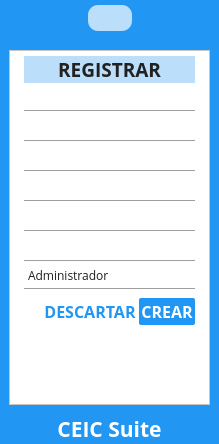
usbceic/ceic-sv, file interface/qt/ui/login.ui: the form before one commit.
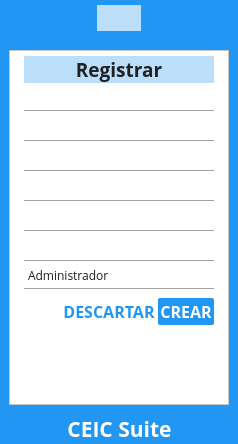
The form after the commit. The open tabs and pages were chosen to show the change. Icons and pictures are not drawn.

Commit message: Mejoras en la apariencia del login

```diff
--- a/interface/qt/ui/login.ui
+++ b/interface/qt/ui/login.ui
@@ -81,7 +81,7 @@
 #header {
     background: #BBDEFB;
     border: 1px inline transparent;
-    border-radius: 10px;
+    border-radius: 36px;
     min-width: 5em;
     min-height: 5em;
     padding: 6px;
@@ -796,7 +796,7 @@
                   <string notr="true"/>
                  </property>
                  <property name="text">
-                  <string>&lt;html&gt;&lt;head/&gt;&lt;body&gt;&lt;p&gt;&lt;span style=&quot; font-weight:600; color:#212121;&quot;&gt;REGISTRAR&lt;/span&gt;&lt;/p&gt;&lt;/body&gt;&lt;/html&gt;</string>
+                  <string>&lt;html&gt;&lt;head/&gt;&lt;body&gt;&lt;p&gt;&lt;span style=&quot; font-weight:600; color:#212121;&quot;&gt;Registrar&lt;/span&gt;&lt;/p&gt;&lt;/body&gt;&lt;/html&gt;</string>
                  </property>
                  <property name="alignment">
                   <set>Qt::AlignCenter</set>
@@ -1161,7 +1161,7 @@
                   <string notr="true"/>
                  </property>
                  <property name="text">
-                  <string>&lt;html&gt;&lt;head/&gt;&lt;body&gt;&lt;p&gt;&lt;span style=&quot; font-weight:600; color:#212121;&quot;&gt;RECUPERAR&lt;/span&gt;&lt;/p&gt;&lt;/body&gt;&lt;/html&gt;</string>
+                  <string>&lt;html&gt;&lt;head/&gt;&lt;body&gt;&lt;p&gt;&lt;span style=&quot; font-weight:600; color:#212121;&quot;&gt;Recuperar contraseña&lt;/span&gt;&lt;/p&gt;&lt;/body&gt;&lt;/html&gt;</string>
                  </property>
                  <property name="alignment">
                   <set>Qt::AlignCenter</set>
```
